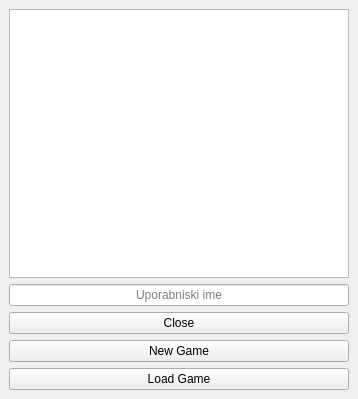
Before: the Qt Designer form seminarske/igra/source/gui/MainWindow.ui in urosjarc/instruktor, drawn with Qt 5.
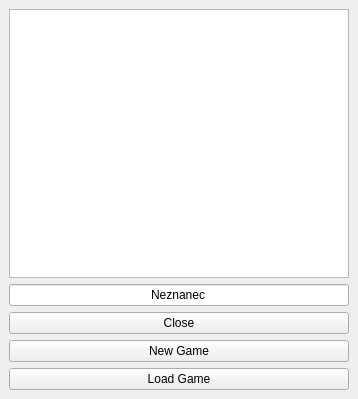
After: the same form once the commit is applied.

```diff
--- a/seminarske/igra/source/gui/MainWindow.ui
+++ b/seminarske/igra/source/gui/MainWindow.ui
@@ -22,11 +22,14 @@
       </item>
       <item>
        <widget class="QLineEdit" name="uporabnikLE">
+        <property name="text">
+         <string>Neznanec</string>
+        </property>
         <property name="alignment">
          <set>Qt::AlignCenter</set>
         </property>
         <property name="placeholderText">
-         <string>Uporabniski ime</string>
+         <string/>
         </property>
        </widget>
       </item>
```
